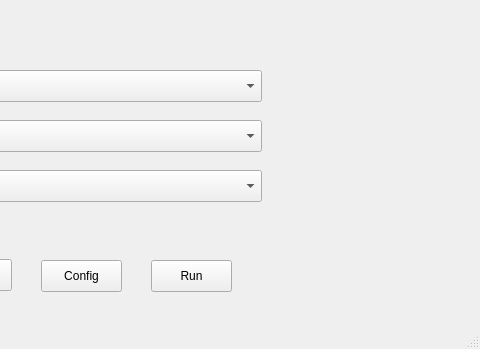
The window that mainwindow.ui (challinan/MrrServerSide) describes before a commit, drawn with Qt 5; both pictures show x 229 to 709 and y 0 to 349 of the 709 by 349 pixel window.
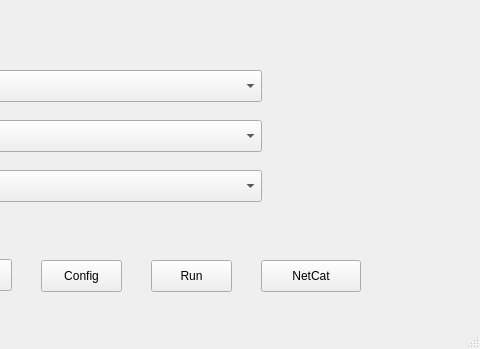
The same window after the commit.

Patch:
```diff
--- a/mainwindow.ui
+++ b/mainwindow.ui
@@ -144,6 +144,19 @@
      <string>Run</string>
     </property>
    </widget>
+   <widget class="QPushButton" name="netcat_pButton">
+    <property name="geometry">
+     <rect>
+      <x>490</x>
+      <y>260</y>
+      <width>100</width>
+      <height>32</height>
+     </rect>
+    </property>
+    <property name="text">
+     <string>NetCat</string>
+    </property>
+   </widget>
   </widget>
   <widget class="QMenuBar" name="menubar">
    <property name="geometry">
```
